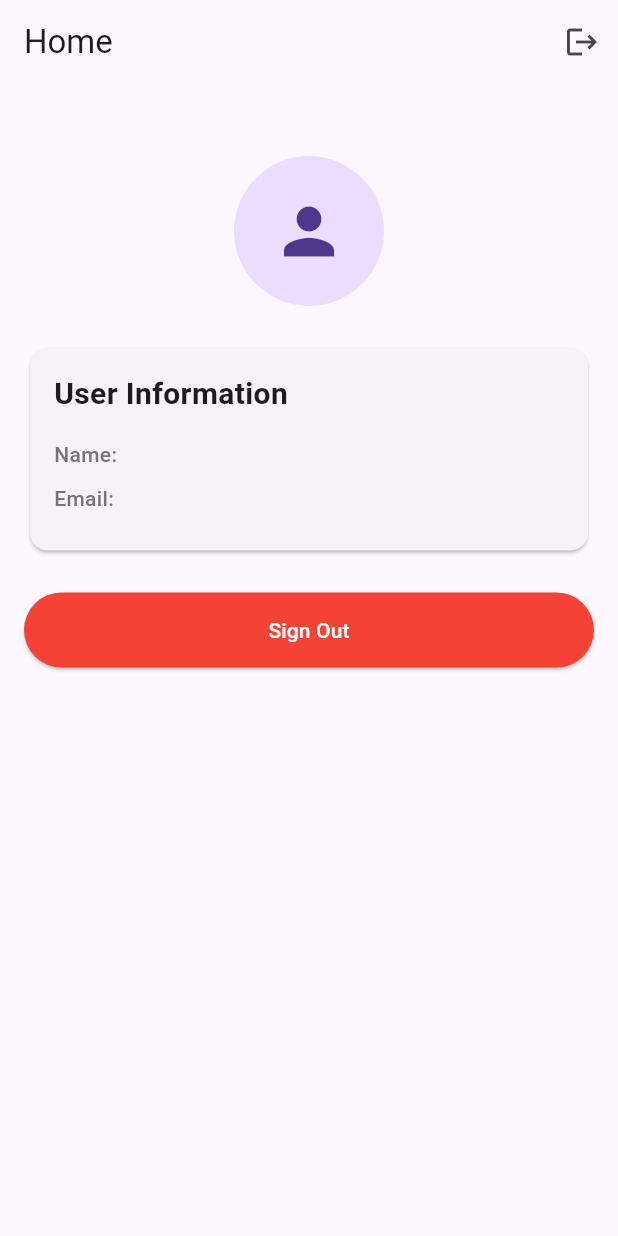
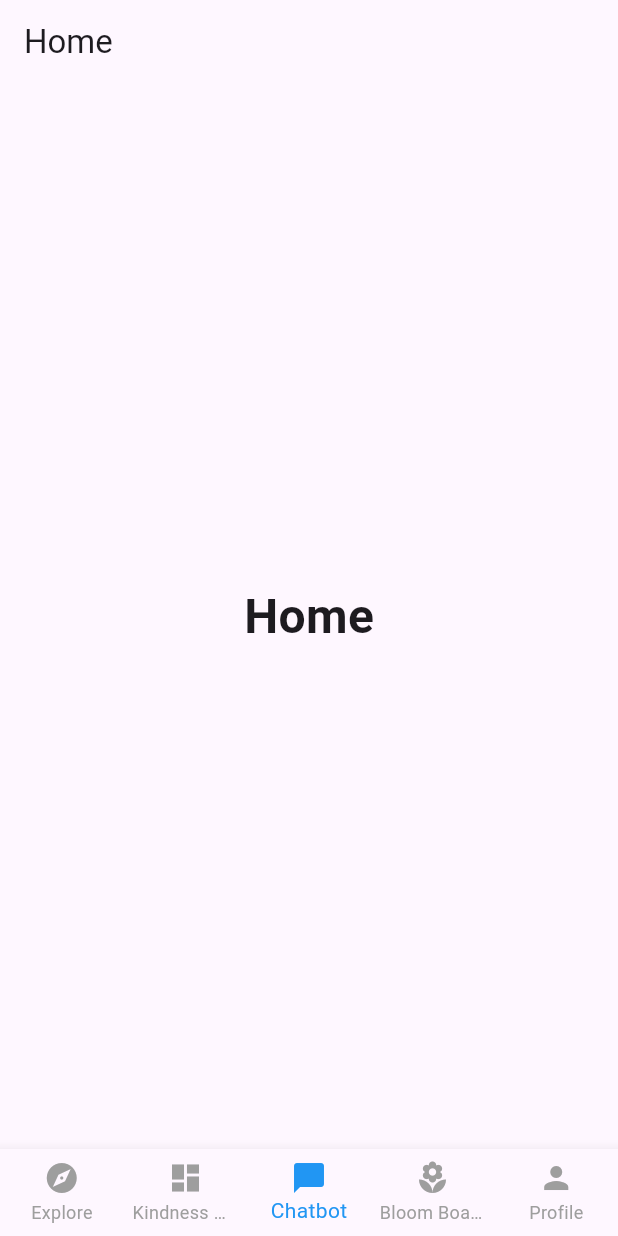
Before and after one commit to e-varistegalois/dailykind-fe, a Flutter app: the screen it shows once a user with an empty profile is signed in, on a phone screen of 412 x 824 dp. Run offline on Flutter 3.47's test engine with Material 3 defaults, Android fonts, the phone set to English and light mode, and no system bars; our stand-ins replace firebase_auth, firebase_core, font_awesome_flutter, google_sign_in; accounts and stored records are empty.

Commit message:
initial commit

```diff
--- a/lib/main.dart
+++ b/lib/main.dart
@@ -1,3 +1,4 @@
+import 'package:dailykind_fe/screens/main_menu_screen.dart';
 import 'package:flutter/material.dart';
 import 'package:firebase_core/firebase_core.dart';
 import 'package:firebase_auth/firebase_auth.dart';
@@ -25,7 +26,7 @@ class MyApp extends StatelessWidget {
       home: AuthWrapper(),
       routes: {
         '/signin': (context) => SignInScreen(),
-        '/home': (context) => HomeScreen(),
+        '/mainmenu': (context) => MainMenuScreen(),
       },
     );
   }
@@ -46,7 +47,7 @@ class AuthWrapper extends StatelessWidget {
         }
 
         if (snapshot.hasData) {
-          return HomeScreen();
+          return MainMenuScreen();
         } else {
           return SignInScreen();
         }
--- a/lib/screens/home_screen.dart
+++ b/lib/screens/home_screen.dart
@@ -1,126 +1,19 @@
+// filepath: /Users/lidwinaeurora/Documents/dailykind-fe/lib/screens/home_screen.dart
 import 'package:flutter/material.dart';
-import 'package:firebase_auth/firebase_auth.dart';
-import '../services/google_sign_in_service.dart';
 
-class HomeScreen extends StatefulWidget {
-  @override
-  _HomeScreenState createState() => _HomeScreenState();
-}
-
-class _HomeScreenState extends State<HomeScreen> {
-  final GoogleSignInService _signInService = GoogleSignInService();
-  User? _user;
-
-  @override
-  void initState() {
-    super.initState();
-    _user = _signInService.currentUser;
-  }
-
-  Future<void> _signOut() async {
-    try {
-      await _signInService.signOut();
-      Navigator.pushReplacementNamed(context, '/signin');
-    } catch (e) {
-      ScaffoldMessenger.of(context).showSnackBar(
-        SnackBar(
-          content: Text('Error signing out: ${e.toString()}'),
-          backgroundColor: Colors.red,
-        ),
-      );
-    }
-  }
-
+class HomeScreen extends StatelessWidget {
   @override
   Widget build(BuildContext context) {
     return Scaffold(
       appBar: AppBar(
         title: Text('Home'),
-        actions: [
-          IconButton(
-            icon: Icon(Icons.logout),
-            onPressed: _signOut,
-          ),
-        ],
       ),
-      body: Padding(
-        padding: const EdgeInsets.all(16.0),
-        child: Column(
-          crossAxisAlignment: CrossAxisAlignment.center,
-          children: [
-            SizedBox(height: 32),
-            CircleAvatar(
-              radius: 50,
-              backgroundImage: _user?.photoURL != null
-                  ? NetworkImage(_user!.photoURL!)
-                  : null,
-              child: _user?.photoURL == null
-                  ? Icon(Icons.person, size: 50)
-                  : null,
-            ),
-            SizedBox(height: 24),
-            Card(
-              child: Padding(
-                padding: const EdgeInsets.all(16.0),
-                child: Column(
-                  crossAxisAlignment: CrossAxisAlignment.start,
-                  children: [
-                    Text(
-                      'User Information',
-                      style: TextStyle(
-                        fontSize: 20,
-                        fontWeight: FontWeight.bold,
-                      ),
-                    ),
-                    SizedBox(height: 16),
-                    _buildInfoRow('Name', _user?.displayName ?? 'N/A'),
-                    _buildInfoRow('Email', _user?.email ?? 'N/A'),
-                  ],
-                ),
-              ),
-            ),
-            SizedBox(height: 24),
-            ElevatedButton(
-              onPressed: _signOut,
-              child: Text('Sign Out'),
-              style: ElevatedButton.styleFrom(
-                backgroundColor: Colors.red,
-                foregroundColor: Colors.white,
-                minimumSize: Size(double.infinity, 50),
-              ),
-            ),
-          ],
+      body: Center(
+        child: Text(
+          'Home',
+          style: TextStyle(fontSize: 32, fontWeight: FontWeight.bold),
         ),
       ),
     );
   }
-
-  Widget _buildInfoRow(String label, String value) {
-    return Padding(
-      padding: const EdgeInsets.only(bottom: 8.0),
-      child: Row(
-        crossAxisAlignment: CrossAxisAlignment.start,
-        children: [
-          SizedBox(
-            width: 100,
-            child: Text(
-              '$label:',
-              style: TextStyle(
-                fontWeight: FontWeight.w500,
-                color: Colors.grey[600],
-              ),
-            ),
-          ),
-          Expanded(
-            child: Text(
-              value,
-              style: TextStyle(
-                fontWeight: FontWeight.w400,
-              ),
-            ),
-          ),
-        ],
-      ),
-    );
-  }
 }
--- /dev/null
+++ b/lib/screens/main_menu_screen.dart
@@ -0,0 +1,59 @@
+import 'package:flutter/material.dart';
+import 'menu1_screen.dart';
+import 'menu2_screen.dart';
+import 'home_screen.dart';
+import 'menu3_screen.dart';
+import 'menu4_screen.dart';
+
+class MainMenuScreen extends StatefulWidget {
+  @override
+  State<MainMenuScreen> createState() => _MainMenuScreenState();
+}
+
+class _MainMenuScreenState extends State<MainMenuScreen> {
+  int _selectedIndex = 2;
+
+  final List<Widget> _pages = [
+    Menu1Screen(), // Explore
+    Menu2Screen(), // Kindness Walls
+    HomeScreen(),  // Chatbot
+    Menu3Screen(), // Bloom Board
+    Menu4Screen(), // Profile
+  ];
+
+  @override
+  Widget build(BuildContext context) {
+    return Scaffold(
+      body: _pages[_selectedIndex],
+      bottomNavigationBar: BottomNavigationBar(
+        currentIndex: _selectedIndex,
+        onTap: (index) => setState(() => _selectedIndex = index),
+        items: [
+          BottomNavigationBarItem(
+            icon: Icon(Icons.explore), // Compass
+            label: 'Explore',
+          ),
+          BottomNavigationBarItem(
+            icon: Icon(Icons.dashboard), // Board/Walls
+            label: 'Kindness Walls',
+          ),
+          BottomNavigationBarItem(
+            icon: Icon(Icons.chat_bubble), // Chatbot
+            label: 'Chatbot',
+          ),
+          BottomNavigationBarItem(
+            icon: Icon(Icons.local_florist), // Flower
+            label: 'Bloom Board',
+          ),
+          BottomNavigationBarItem(
+            icon: Icon(Icons.person), // Profile
+            label: 'Profile',
+          ),
+        ],
+        type: BottomNavigationBarType.fixed,
+        selectedItemColor: Colors.blue,
+        unselectedItemColor: Colors.grey,
+      ),
+    );
+  }
+}
```
Also changed, not shown: lib/screens/menu1_screen.dart (added, +70 -0 lines), lib/screens/menu2_screen.dart (added, +78 -0 lines), lib/screens/menu3_screen.dart (added, +49 -0 lines), lib/screens/menu4_screen.dart (added, +126 -0 lines), pubspec.lock, 3 other files.
